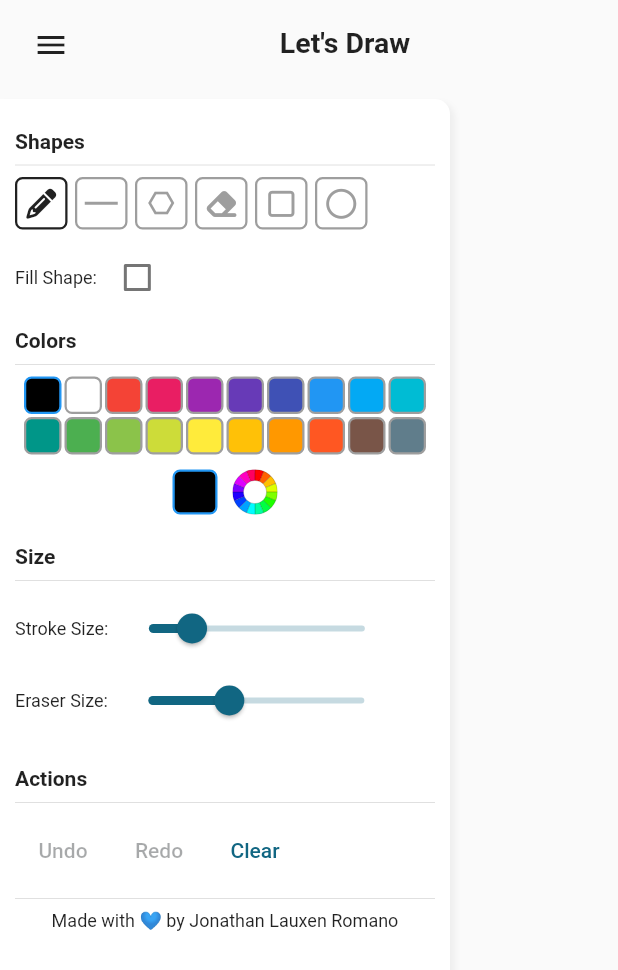
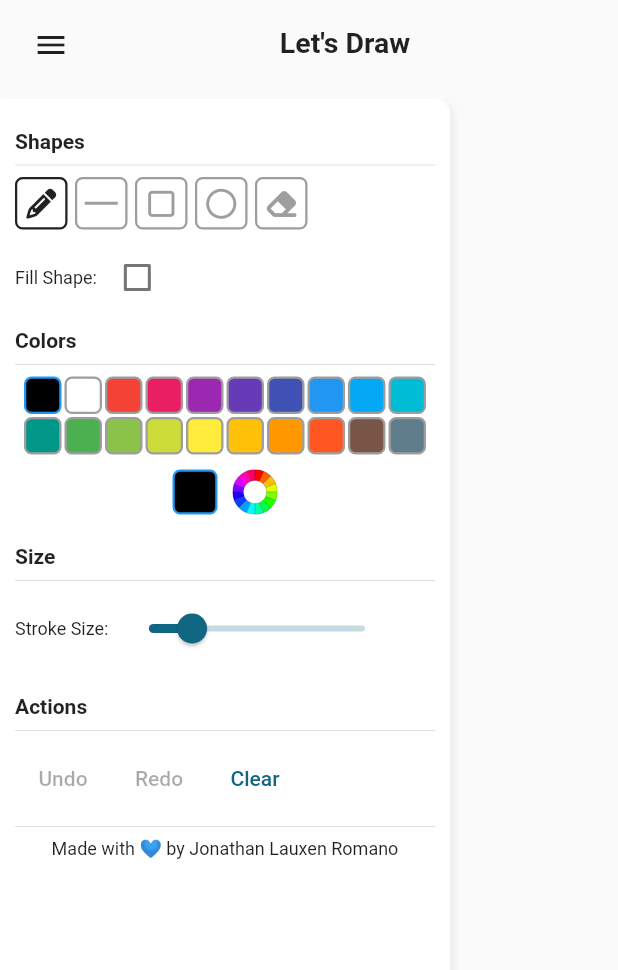
Before and after one commit to JonathanRomano/draw_system, a Flutter app: the DrawingPage screen opened directly, on a phone screen of 412 x 824 dp. Shown: the top 970 px of the screen. Run offline on Flutter 3.47's test engine with Material 2 defaults, Android fonts, the phone set to English and light mode, and no system bars; our stand-ins replace file_picker, flutter_colorpicker, flutter_hooks, flutter_svg, font_awesome_flutter, image_picker; missing offline and left inert: universal_html.

Commit message:
Removed poligon from toolsbar

```diff
--- a/lib/screens/canvas_test.dart
+++ b/lib/screens/canvas_test.dart
@@ -46,7 +46,6 @@ class DrawingPage extends HookWidget {
               allSketches: allSketches,
               canvasGlobalKey: canvasGlobalKey,
               filled: filled,
-              polygonSides: polygonSides,
             ),
           ),
           Positioned(
@@ -66,7 +65,6 @@ class DrawingPage extends HookWidget {
                 allSketches: allSketches,
                 canvasGlobalKey: canvasGlobalKey,
                 filled: filled,
-                polygonSides: polygonSides,
               ),
             ),
           ),
--- a/lib/screens/canvas_with_image.dart
+++ b/lib/screens/canvas_with_image.dart
@@ -66,7 +66,6 @@ class CanvasWithImage extends HookWidget {
               allSketches: allSketches,
               canvasGlobalKey: canvasGlobalKey,
               filled: filled,
-              polygonSides: polygonSides,
             ),
           ),
           Positioned(
@@ -84,7 +83,6 @@ class CanvasWithImage extends HookWidget {
                 allSketches: allSketches,
                 canvasGlobalKey: canvasGlobalKey,
                 filled: filled,
-                polygonSides: polygonSides,
               ),
             ),
           ),
--- a/lib/widgets/canvas_side_bar.dart
+++ b/lib/widgets/canvas_side_bar.dart
@@ -26,7 +26,6 @@ class CanvasSideBar extends HookWidget {
   final ValueNotifier<List<Sketch>> allSketches;
   final GlobalKey canvasGlobalKey;
   final ValueNotifier<bool> filled;
-  final ValueNotifier<int> polygonSides;
 
   const CanvasSideBar({
     Key? key,
@@ -38,7 +37,6 @@ class CanvasSideBar extends HookWidget {
     required this.allSketches,
     required this.canvasGlobalKey,
     required this.filled,
-    required this.polygonSides,
   }) : super(key: key);
 
   @override
@@ -105,18 +103,6 @@ class CanvasSideBar extends HookWidget {
                   ),
                 ),
                 _IconBox(
-                  iconData: Icons.hexagon_outlined,
-                  selected: drawingMode.value == DrawingMode.polygon,
-                  onTap: () => drawingMode.value = DrawingMode.polygon,
-                  tooltip: 'Polygon',
-                ),
-                _IconBox(
-                  iconData: FontAwesomeIcons.eraser,
-                  selected: drawingMode.value == DrawingMode.eraser,
-                  onTap: () => drawingMode.value = DrawingMode.eraser,
-                  tooltip: 'Eraser',
-                ),
-                _IconBox(
                   iconData: FontAwesomeIcons.square,
                   selected: drawingMode.value == DrawingMode.square,
                   onTap: () => drawingMode.value = DrawingMode.square,
@@ -127,6 +113,12 @@ class CanvasSideBar extends HookWidget {
                   selected: drawingMode.value == DrawingMode.circle,
                   onTap: () => drawingMode.value = DrawingMode.circle,
                   tooltip: 'Circle',
+                ),
+                _IconBox(
+                  iconData: FontAwesomeIcons.eraser,
+                  selected: drawingMode.value == DrawingMode.eraser,
+                  onTap: () => drawingMode.value = DrawingMode.eraser,
+                  tooltip: 'Eraser',
                 ),
               ],
             ),
@@ -144,29 +136,6 @@ class CanvasSideBar extends HookWidget {
                   },
                 ),
               ],
-            ),
-            AnimatedSwitcher(
-              duration: const Duration(milliseconds: 150),
-              child: drawingMode.value == DrawingMode.polygon
-                  ? Row(
-                      children: [
-                        const Text(
-                          'Polygon Sides: ',
-                          style: TextStyle(fontSize: 12),
-                        ),
-                        Slider(
-                          value: polygonSides.value.toDouble(),
-                          min: 3,
-                          max: 8,
-                          onChanged: (val) {
-                            polygonSides.value = val.toInt();
-                          },
-                          label: '${polygonSides.value}',
-                          divisions: 5,
-                        ),
-                      ],
-                    )
-                  : const SizedBox.shrink(),
             ),
             const SizedBox(height: 10),
             const Text(
@@ -195,22 +164,6 @@ class CanvasSideBar extends HookWidget {
                   max: 50,
                   onChanged: (val) {
                     strokeSize.value = val;
-                  },
-                ),
-              ],
-            ),
-            Row(
-              children: [
-                const Text(
-                  'Eraser Size: ',
-                  style: TextStyle(fontSize: 12),
-                ),
-                Slider(
-                  value: eraserSize.value,
-                  min: 0,
-                  max: 80,
-                  onChanged: (val) {
-                    eraserSize.value = val;
                   },
                 ),
               ],
--- a/lib/widgets/draw_canvas.dart
+++ b/lib/widgets/draw_canvas.dart
@@ -14,7 +14,6 @@ class DrawingCanvas extends HookWidget {
   final ValueNotifier<Sketch?> currentSketch;
   final ValueNotifier<List<Sketch>> allSketches;
   final GlobalKey canvasGlobalKey;
-  final ValueNotifier<int> polygonSides;
   final ValueNotifier<bool> filled;
 
   const DrawingCanvas({
@@ -30,7 +29,6 @@ class DrawingCanvas extends HookWidget {
     required this.allSketches,
     required this.canvasGlobalKey,
     required this.filled,
-    required this.polygonSides,
   }) : super(key: key);
 
   @override
```
